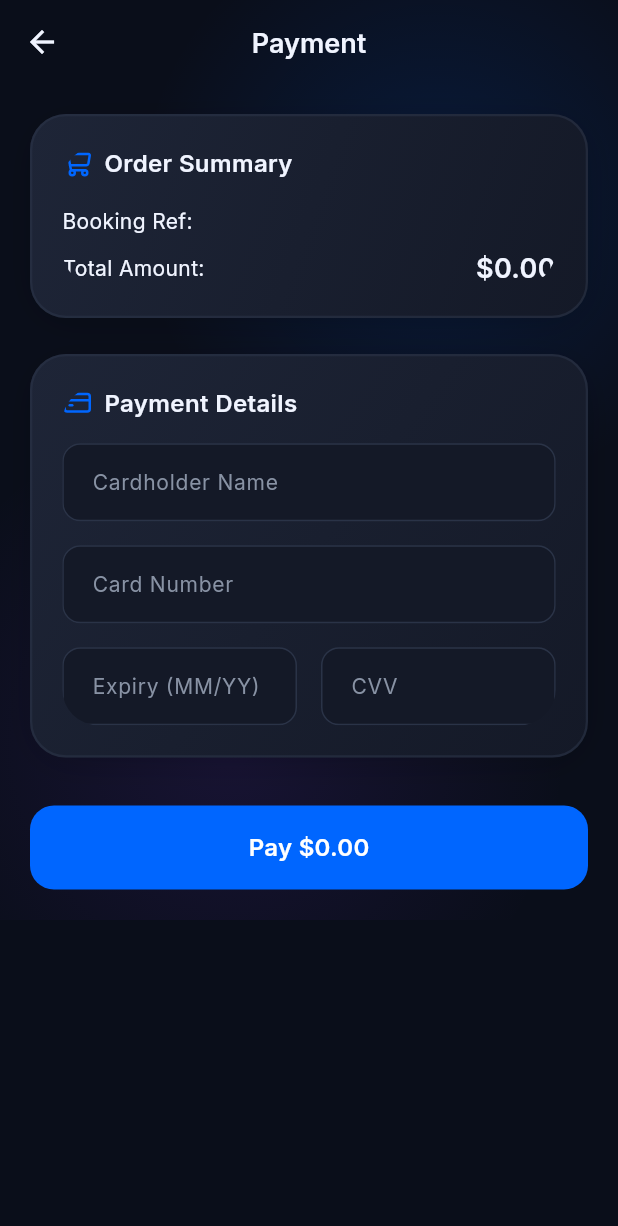
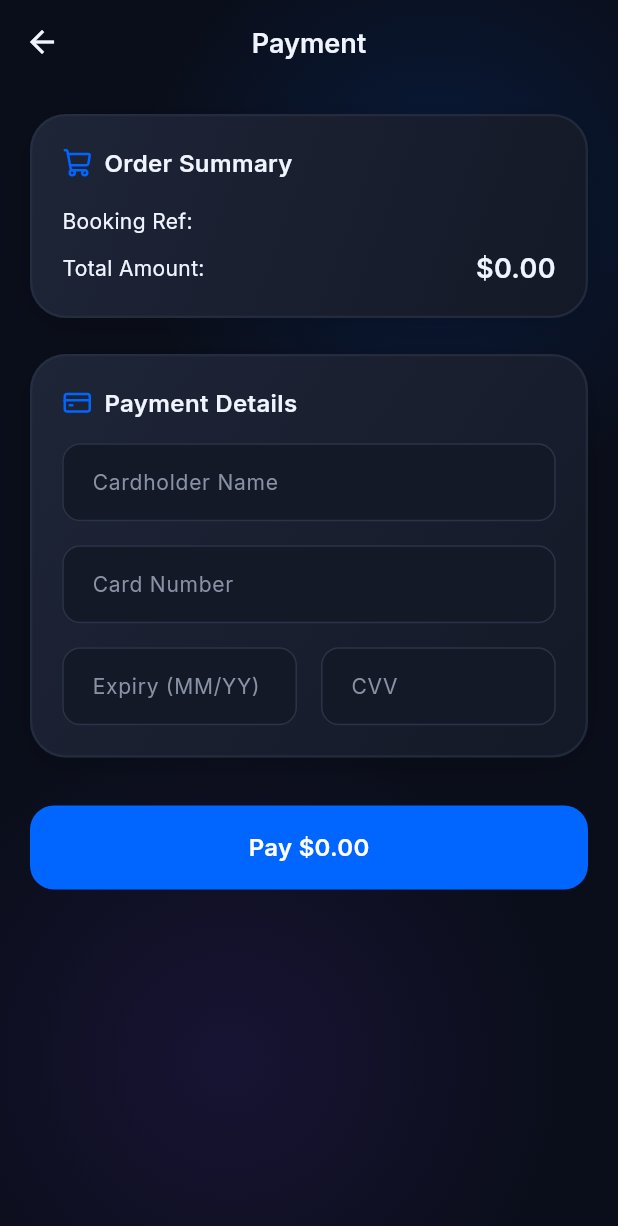
Before and after one commit to OMARORABY5/Flightly, a Flutter app: the PaymentScreen screen opened directly with empty values, on a phone screen of 412 x 824 dp. Shown: the top 1226 px of the screen. Run offline on Flutter 3.47's test engine with Material 3 defaults, Android fonts, the phone set to English and light mode, and no system bars; our stand-ins replace awesome_dialog, cached_network_image, confetti, connectivity_plus, country_picker, dio and 18 more; accounts and stored records are empty; generated files the repository leaves out were written again; network calls fail; project files that could hold a hidden picture were left out.

Commit message:
fix: resolve global card clipping — StackFit.expand + Clip.none in AmbientBackground, Container.clipBehavior in GlassCard

```diff
--- a/mobile/lib/core/presentation/widgets/ambient_background.dart
+++ b/mobile/lib/core/presentation/widgets/ambient_background.dart
@@ -3,8 +3,8 @@
 import 'package:flightly/core/theme/app_colors.dart';
 
 /// Animated ambient background with glowing orbs.
-/// Renders as a plain Stack (no Scaffold) so it can be safely nested
-/// inside any other Scaffold without causing hit-test assertion failures.
+/// Uses StackFit.expand so it always fills its parent and Clip.none so
+/// card box-shadows / decorations near edges are never clipped.
 class AmbientBackground extends StatefulWidget {
   final Widget child;
 
@@ -35,12 +35,18 @@
 
   @override
   Widget build(BuildContext context) {
-    return ColoredBox(
-      color: AppColors.background,
-      child: Stack(
-        clipBehavior: Clip.hardEdge,
+    return Stack(
+      // expand: all non-positioned children (i.e. widget.child) fill the stack.
+      // This ensures Column+Expanded, SafeArea, etc. all receive tight constraints.
+      fit: StackFit.expand,
+      // none: do NOT clip — the parent (Scaffold body) clips naturally.
+      // Clip.hardEdge was cutting box-shadows and card edges near screen edges.
+      clipBehavior: Clip.none,
       children: [
-          // Orb 1: Top Right (Primary Blue)
+        // ── Solid background colour ──────────────────────────────────────────
+        const ColoredBox(color: AppColors.background),
+
+        // ── Orb 1: Top Right ────────────────────────────────────────────────
         AnimatedBuilder(
           animation: _controller,
           builder: (context, _) => Positioned(
@@ -50,7 +56,7 @@
           ),
         ),
 
-          // Orb 2: Bottom Left (Accent/Purple)
+        // ── Orb 2: Bottom Left ──────────────────────────────────────────────
         AnimatedBuilder(
           animation: _controller,
           builder: (context, _) => Positioned(
@@ -60,14 +66,14 @@
           ),
         ),
 
-          // Screen content on top
+        // ── Screen content (expands to fill, receives tight constraints) ─────
         widget.child,
       ],
-      ),
     );
   }
 
-  Widget _buildOrb(Color color, {required double size, required double opacity}) {
+  Widget _buildOrb(Color color,
+      {required double size, required double opacity}) {
     return IgnorePointer(
       child: SizedBox(
         width: size,
--- a/mobile/lib/core/presentation/widgets/glass_card.dart
+++ b/mobile/lib/core/presentation/widgets/glass_card.dart
@@ -1,13 +1,14 @@
 import 'package:flutter/material.dart';
 import 'package:flightly/core/theme/app_colors.dart';
 
-/// A reusable dark-surface card with a subtle gradient, border, and shadow.
-/// Previously used BackdropFilter blur (glassmorphism) but it caused mouse
-/// tracker assertion failures on web/desktop. Now uses solid dark surfaces.
+/// A reusable dark-surface card with rounded corners, border, and shadow.
+/// Uses Container.clipBehavior instead of a separate ClipRRect so that the
+/// card decoration (border, shadow) renders outside the clip boundary and
+/// content inside is properly clipped to the border radius.
 class GlassCard extends StatelessWidget {
   final Widget child;
-  final double blur;   // kept for API compatibility — no longer used
-  final double opacity; // kept for API compatibility — no longer used
+  final double blur;    // kept for API compat — not used
+  final double opacity; // kept for API compat — not used
   final BorderRadius? borderRadius;
   final EdgeInsetsGeometry padding;
   final double? width;
@@ -32,6 +33,9 @@
       width: width,
       height: height,
       padding: padding,
+      // clipBehavior on the Container itself clips children to the border
+      // radius without a separate ClipRRect that can cut content too early.
+      clipBehavior: Clip.antiAlias,
       decoration: BoxDecoration(
         borderRadius: effectiveBorderRadius,
         gradient: LinearGradient(
@@ -55,10 +59,7 @@
           ),
         ],
       ),
-      child: ClipRRect(
-        borderRadius: effectiveBorderRadius,
-        child: child,
-      ),
+      child: child,
     );
   }
 }
--- a/mobile/lib/features/booking/presentation/screens/add_edit_passenger_screen.dart
+++ b/mobile/lib/features/booking/presentation/screens/add_edit_passenger_screen.dart
@@ -211,8 +211,9 @@
         ],
       ),
       body: Stack(
+        fit: StackFit.expand,
         children: [
-          Positioned.fill(child: AmbientBackground(child: SizedBox.shrink())),
+          AmbientBackground(child: SizedBox.shrink()),
           SafeArea(
             child: SingleChildScrollView(
               padding: const EdgeInsets.all(20),
--- a/mobile/lib/features/booking/presentation/screens/booking_overview_screen.dart
+++ b/mobile/lib/features/booking/presentation/screens/booking_overview_screen.dart
@@ -117,8 +117,9 @@
         centerTitle: true,
       ),
       body: Stack(
+        fit: StackFit.expand,
         children: [
-          Positioned.fill(child: AmbientBackground(child: SizedBox.shrink())),
+          AmbientBackground(child: SizedBox.shrink()),
           CustomScrollView(
             slivers: [
               SliverToBoxAdapter(
--- a/mobile/lib/features/booking/presentation/screens/booking_screen.dart
+++ b/mobile/lib/features/booking/presentation/screens/booking_screen.dart
@@ -143,8 +143,9 @@
         centerTitle: true,
       ),
       body: Stack(
+        fit: StackFit.expand,
         children: [
-          Positioned.fill(child: AmbientBackground(child: SizedBox.shrink())),
+          AmbientBackground(child: SizedBox.shrink()),
           CustomScrollView(
             slivers: [
               SliverToBoxAdapter(
--- a/mobile/lib/features/booking/presentation/screens/passengers_screen.dart
+++ b/mobile/lib/features/booking/presentation/screens/passengers_screen.dart
@@ -30,7 +30,7 @@
           centerTitle: true,
         ),
         body: Stack(children: [
-          Positioned.fill(child: AmbientBackground(child: SizedBox.shrink())),
+          AmbientBackground(child: SizedBox.shrink()),
           Center(
             child: Padding(
               padding: const EdgeInsets.all(32),
@@ -77,8 +77,9 @@
         centerTitle: true,
       ),
       body: Stack(
+        fit: StackFit.expand,
         children: [
-          Positioned.fill(child: AmbientBackground(child: SizedBox.shrink())),
+          AmbientBackground(child: SizedBox.shrink()),
           passengersAsync.when(
             loading: () => const Padding(
               padding: EdgeInsets.only(top: 120),
--- a/mobile/lib/features/payment/presentation/screens/booking_confirmation_screen.dart
+++ b/mobile/lib/features/payment/presentation/screens/booking_confirmation_screen.dart
@@ -73,8 +73,9 @@
         elevation: 0,
       ),
       body: Stack(
+        fit: StackFit.expand,
         children: [
-          Positioned.fill(child: AmbientBackground(child: SizedBox.shrink())),
+          AmbientBackground(child: SizedBox.shrink()),
 
           SafeArea(
             child: Center(
--- a/mobile/lib/features/payment/presentation/screens/payment_screen.dart
+++ b/mobile/lib/features/payment/presentation/screens/payment_screen.dart
@@ -88,8 +88,9 @@
         centerTitle: true,
       ),
       body: Stack(
+        fit: StackFit.expand,
         children: [
-          Positioned.fill(child: AmbientBackground(child: SizedBox.shrink())),
+          AmbientBackground(child: SizedBox.shrink()),
           SafeArea(
             child: SingleChildScrollView(
               padding: const EdgeInsets.all(20),
```
Also changed, not shown: mobile/lib/features/search/presentation/screens/flight_details_screen.dart (+3 -6 lines). Lines whose indentation alone changed are shown as unchanged.
